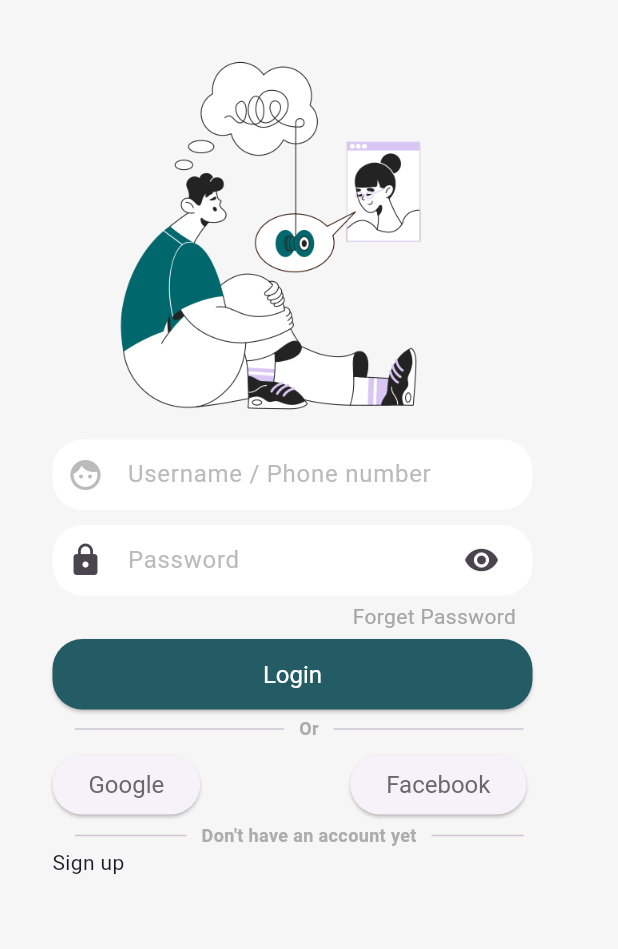
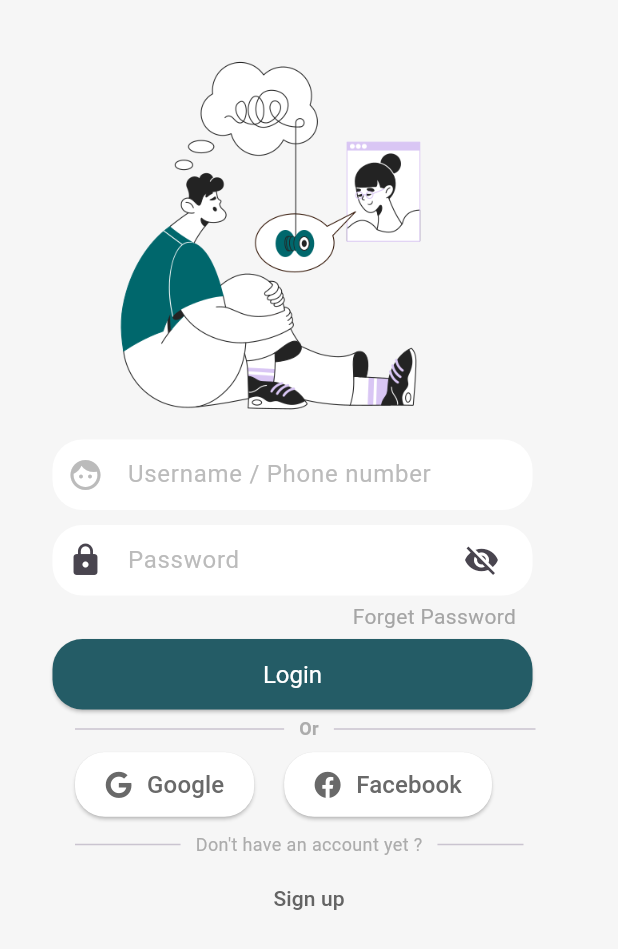
Before and after one commit to bansalritika/LSD, a Flutter app: the screen it shows after launch, on a phone screen of 412 x 824 dp. Shown: the top 949 px of the screen. Run offline on Flutter 3.47's test engine with Material 3 defaults, Android fonts, the phone set to English and light mode, and no system bars; our stand-ins replace font_awesome_flutter; Roboto replaces fonts that are missing (Nunito Sans).

Commit message:
updated login screen version

```diff
--- a/lib/screens/login.dart
+++ b/lib/screens/login.dart
@@ -1,12 +1,23 @@
-import 'dart:js_util';
 import 'dart:ui';
 
 import 'package:flutter/cupertino.dart';
 import 'package:flutter/material.dart';
 import 'package:flutter/widgets.dart';
+import 'package:font_awesome_flutter/font_awesome_flutter.dart';
+class LoginScreen extends StatefulWidget{
+  @override
+  _LoginScreenState createState() => _LoginScreenState();
+}
+class _LoginScreenState extends State<LoginScreen> {
+  GlobalKey _form = GlobalKey();
+  bool _isPasswordVisible = false;
 
-class LoginScreen extends StatelessWidget {
-  GlobalKey _form = GlobalKey();
+  void tooglePasswordVisibility(){
+    setState((){
+      _isPasswordVisible = !_isPasswordVisible;
+
+    });
+  }
 
 
   @override
@@ -69,7 +80,7 @@ class LoginScreen extends StatelessWidget {
                     child: TextFormField(
                       decoration: InputDecoration(
                         icon: Icon(Icons.lock),
-                        suffixIcon: Icon(Icons.remove_red_eye),
+                        suffixIcon: IconButton(onPressed: tooglePasswordVisibility, icon: Icon(_isPasswordVisible ? Icons.visibility : Icons.visibility_off)),
                         // suffixIcon: Row(
                         //   mainAxisAlignment: MainAxisAlignment.spaceBetween,
                         //   mainAxisSize: MainAxisSize.min,
@@ -161,7 +172,7 @@ class LoginScreen extends StatelessWidget {
                   Expanded(
                   child: Divider(
                     indent: 10.0,
-                    endIndent: 28.0,
+                    endIndent: 20.0,
                     thickness: 1,
                   )
                   ),
@@ -169,120 +180,80 @@ class LoginScreen extends StatelessWidget {
                  ),
                  SizedBox(height: 5,),
 
-                Row(children: [
-                  Container(
-                     //color:  Color.fromRGBO(255, 255, 255, 1),
-
-                    child: Row(children: [
-                      //Image.asset("assets/images/image.png", height: 40,width: 40,),
-                      ElevatedButton(
+                 Row(
+                  children: [
+                    SizedBox(width: 15,),
+                    ElevatedButton(
 
                       onPressed: () {},
                       style: ElevatedButton.styleFrom(
+                        padding: EdgeInsets.fromLTRB(20, 10, 20, 10),
+                        backgroundColor: Color.fromRGBO(255, 255, 255, 1),
 
+                        shape: RoundedRectangleBorder(
+                          borderRadius: BorderRadius.circular(20),
 
-
-                        textStyle: const TextStyle(
-
-                        //backgroundColor: Color.fromARGB(255, 248, 245, 245),
-                          fontSize: 10,
-                          fontFamily: 'Nunito Sans',
-                        ),
-                        shape: RoundedRectangleBorder(
-                          borderRadius: BorderRadius.circular(20)
+                          //side: BorderSide(color: Color.fromARGB(a, r, g, b))
                         )
 
                       ),
 
-                      child: Text("Google", textAlign: TextAlign.center,
-                        style: TextStyle(
+                      child: Row(
+                        children: [
+                          Icon(
+                            FontAwesomeIcons.google,
+                            color: Color.fromRGBO(105, 105, 105, 1),
+                          ),
+                          SizedBox(width: 10,),
+                          Text("Google",
+                          style: TextStyle(
+                            color: Color.fromRGBO(105, 105, 105, 1),
+                            fontFamily: "Nunito Sans",
+                            fontSize: 16.0,
+                          ),)
+                        ],
+                      )
+                  ),
+                  SizedBox(width: 20,),
 
-                        color: Color.fromRGBO(105, 105, 105, 1),
-                        fontSize: 16.0, fontStyle: FontStyle.normal,
-                        ),
-                       ),
-                  ),
-                  SizedBox(width: 100,),
                   ElevatedButton(
 
+
                       onPressed: () {},
+
                       style: ElevatedButton.styleFrom(
+                        padding: EdgeInsets.fromLTRB(20, 10, 20, 10),
+                        backgroundColor: Color.fromRGBO(255, 255, 255, 1),
+
+                        shape: RoundedRectangleBorder(
+                          borderRadius: BorderRadius.circular(20),
+                          //side: BorderSide(color: Color.fromRGBO(105,105, 105, 1), width: 1),
+                          ),
+                      ),
+                      child: Row(
+                        children: [
+                          Icon(
+                            FontAwesomeIcons.facebook,
+                            color: Color.fromRGBO(105, 105, 105, 1),
+                            ),
+                          SizedBox(width: 10,),
+                          Text("Facebook",
+                          style: TextStyle(
+                            color: Color.fromRGBO(105, 105, 105, 1),
+                            fontFamily: "Nunito Sans",
+                            fontSize: 16.0,
+                          ),)
+                        ],
+                      ),),
+
+
+                  ],
+                 ),
+//
 
 
 
-                        textStyle: const TextStyle(
-
-                        //backgroundColor: Color.fromARGB(255, 248, 245, 245),
-                          fontSize: 10,
-                          fontFamily: 'Nunito Sans',
-                        ),
-                        shape: RoundedRectangleBorder(
-                          borderRadius: BorderRadius.circular(20)
-                        )
-
-                      ),
-
-                      child: Text("Facebook", textAlign: TextAlign.center,
-                        style: TextStyle(
-
-                        color: Color.fromRGBO(105, 105, 105, 1),
-                        fontSize: 16.0, fontStyle: FontStyle.normal,
-                        ),
-                       ),
-                  ),
-                    ],),
-//                     child: ElevatedButton.icon(
-//     onPressed: (){
-//       print("You pressed Icon Elevated Button");
-//     },
-//     Image.asset("assets/images/image.png", height: 243, width: 291, fit: BoxFit.fitHeight,),
-//     icon: Icon(Icons.inbox),  //icon data for elevated button
-//     label: Text("Google"), //label text
-// )
-                  ),
-                  // Container(
-
-
-                  //   height: 47,
-                  //   width: 152,
-                  //   child: ElevatedButton(
-
-                  //     onPressed: () {},
-                  //     style: ElevatedButton.styleFrom(
-                  //       backgroundColor: Color.fromRGBO(255, 255, 255, 1),
-
-
-
-                  //       textStyle: const TextStyle(
-
-                  //       //backgroundColor: Color.fromARGB(255, 248, 245, 245),
-                  //         fontSize: 10,
-                  //         fontFamily: 'Nunito Sans',
-                  //       ),
-                  //       shape: RoundedRectangleBorder(
-                  //         borderRadius: BorderRadius.circular(20)
-                  //       )
-
-                  //     ),
-
-                  //     child: Text("Google", textAlign: TextAlign.center,
-                  //       style: TextStyle(
-
-                  //       color: Color.fromRGBO(105, 105, 105, 1),
-                  //       fontSize: 16.0, fontStyle: FontStyle.normal,
-                  //       ),
-                  //      ),
-                  // ),
-                  // ),
-                  // const Spacer(flex:1),
-                  // Container(
-                  //   height: 47,
-                  //   width: 152,
-                  //   color: Colors.white,
-                  // )
-                ],),
-
-                SizedBox(height: 2,),
+                SizedBox(height: 8,),
 
                 Row(
                   children: <Widget>[
@@ -294,13 +265,12 @@ class LoginScreen extends StatelessWidget {
                       )
                     ),
 
-                  Text("Don't have an account yet",
+                  Text("Don't have an account yet ?",
                   textAlign: TextAlign.center,
                   style: TextStyle(
-                  color: Color(0xFFACACAC),
+                  color: Color.fromRGBO(172, 172, 172, 1),
                   fontSize: 12,
                   fontFamily: 'Nunito Sans',
-                  fontWeight: FontWeight.w600,
                   height: 0.14,
             ),),
 
@@ -313,22 +283,37 @@ class LoginScreen extends StatelessWidget {
                   ),
                   ]
                  ),
-                 Column(
+                 SizedBox(height: 4,),
+                 Row(
 
                   mainAxisAlignment: MainAxisAlignment.center,
                   crossAxisAlignment: CrossAxisAlignment.center,
                   mainAxisSize: MainAxisSize.max,
-                  children: [Text("Sign up", textAlign: TextAlign.center,)]
+                  children: [
+                  TextButton(onPressed: (){},
+                  child: Text(
+                    "Sign up",
+                    textAlign: TextAlign.center,
+                    style: TextStyle(
+                      fontFamily: "Nunito Sans",
+                      color: Color.fromRGBO(100, 100, 100, 1)
+                    ),),)]
+                  //TextButton(onPressed: {}, child: const Text("Sign Up"))]
+
+
 
                  )
 
-                ],
-            ),
+
+              ],
             ),
           ),
 
         ),
-      ),
-    );
+        ),
+        ),
+        );
+
+
   }
 }
--- a/pubspec.yaml
+++ b/pubspec.yaml
@@ -30,6 +30,8 @@ environment:
 dependencies:
   flutter:
     sdk: flutter
+
+  font_awesome_flutter: ^9.0.0
 
 
   # The following adds the Cupertino Icons font to your application.
```
Also changed, not shown: pubspec.lock.
